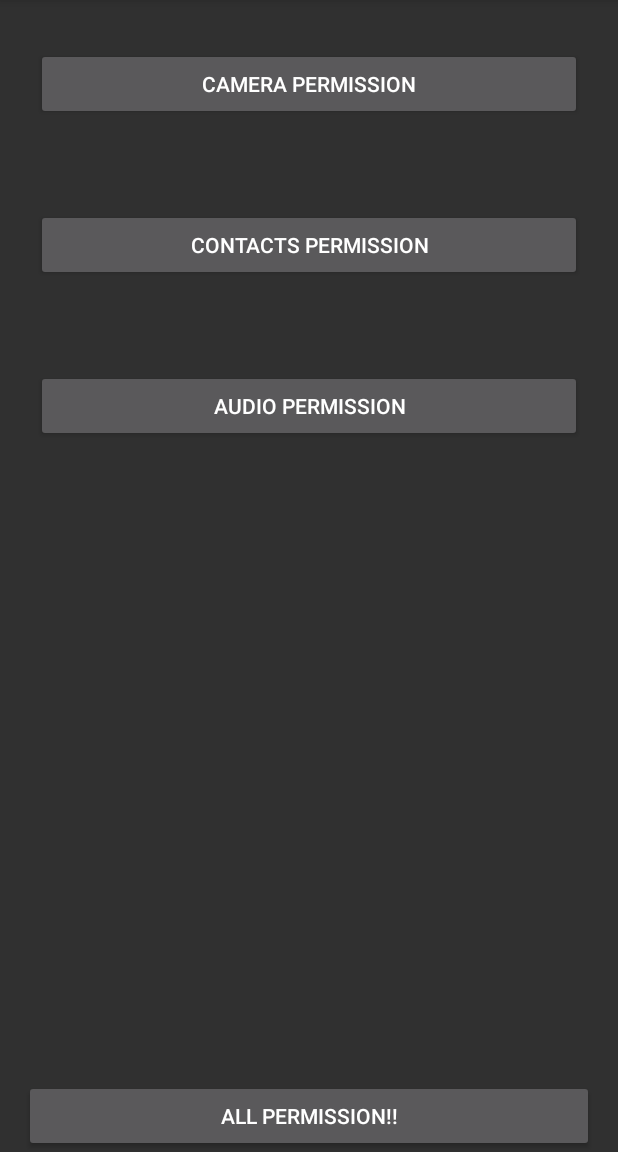
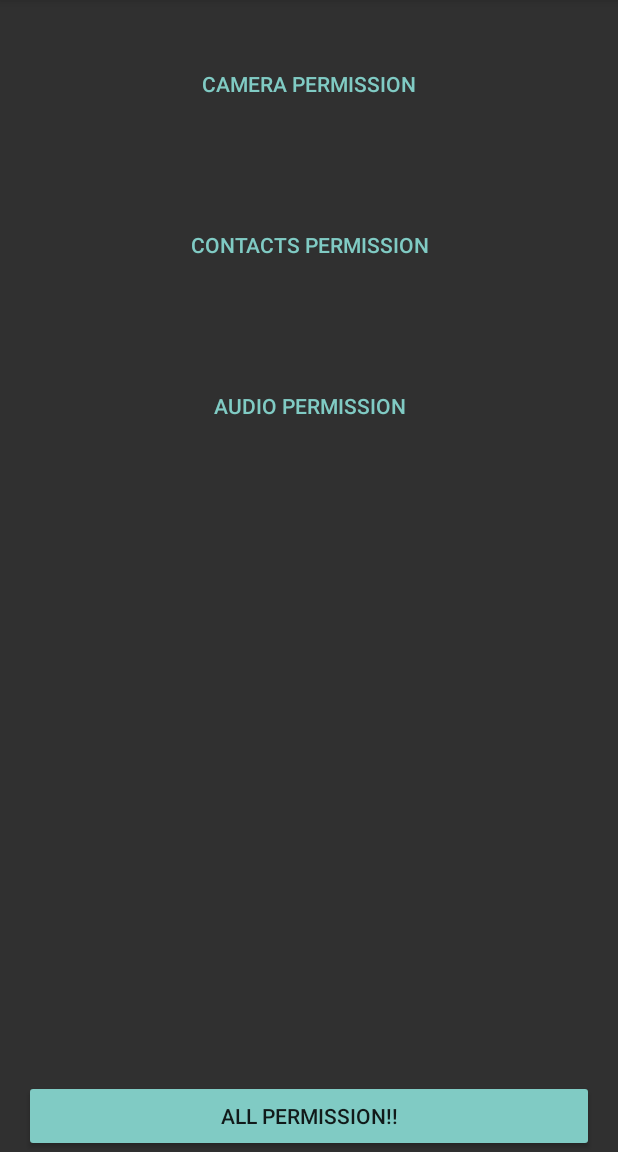
Before and after one commit to YisusSM/KotlinExample, an Android app: the screen it shows after launch (MainActivity), on a phone screen of 412 x 824 dp, the part 84-1236 px from its top. Run offline under Robolectric (Android 15) with nearby library versions, the phone set to English and light mode, and no system bars.

Commit message:
Button design

```diff
--- a/PermisosDexter/app/src/main/res/layout/activity_main.xml
+++ b/PermisosDexter/app/src/main/res/layout/activity_main.xml
@@ -16,6 +16,7 @@
         android:layout_marginTop="32dp"
         android:layout_marginEnd="24dp"
         android:text="@string/permission_button_camera"
+        style="@style/Widget.AppCompat.Button.Borderless.Colored"
         app:layout_constraintEnd_toEndOf="parent"
         app:layout_constraintStart_toStartOf="parent"
         app:layout_constraintTop_toTopOf="parent" />
@@ -38,6 +39,7 @@
         android:layout_marginStart="24dp"
         android:layout_marginTop="32dp"
         android:layout_marginEnd="24dp"
+        style="@style/Widget.AppCompat.Button.Borderless.Colored"
         android:text="@string/permission_button_contacts"
         app:layout_constraintEnd_toEndOf="parent"
         app:layout_constraintStart_toStartOf="parent"
@@ -60,6 +62,7 @@
         android:layout_marginStart="24dp"
         android:layout_marginTop="32dp"
         android:layout_marginEnd="24dp"
+        style="@style/Widget.AppCompat.Button.Borderless.Colored"
         android:text="@string/permission_button_audio"
         app:layout_constraintEnd_toEndOf="parent"
         app:layout_constraintHorizontal_bias="0.0"
@@ -85,6 +88,7 @@
         android:layout_marginStart="16dp"
         android:layout_marginEnd="16dp"
         android:text="@string/permission_button_all"
+        style="@style/Widget.AppCompat.Button.Colored"
         app:layout_constraintBottom_toBottomOf="parent"
         app:layout_constraintEnd_toEndOf="parent"
         app:layout_constraintStart_toStartOf="parent" />
```
